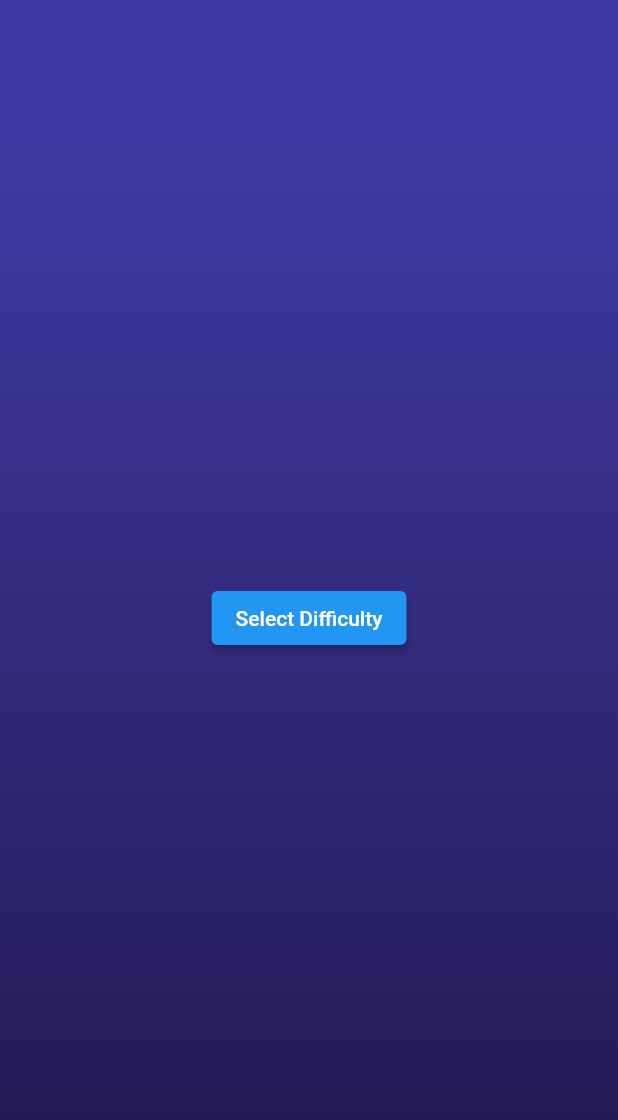
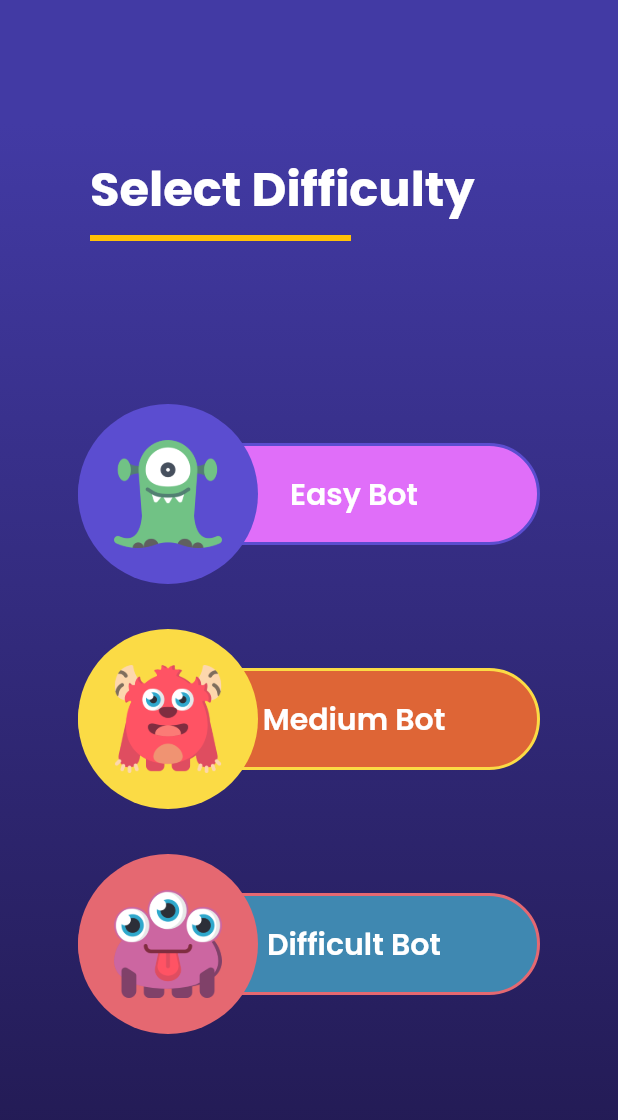
Before and after one commit to SatyamX64/Tic-Tac-Toe, a Flutter app: the DifficultyScreen screen opened by its route, on a phone screen of 412 x 824 dp. Shown: the top 1120 px of the screen. Run offline on Flutter 3.47's test engine with Material 2 defaults, Android fonts, the phone set to English and light mode, and no system bars; our stand-ins replace google_fonts.

Commit message:
[UI] : added difficulty screen

```diff
--- /dev/null
+++ b/lib/src/presentation/difficulty/difficulty_option.dart
@@ -0,0 +1,68 @@
+part of 'sc_difficulty.dart';
+
+class _DifficultyOption extends StatelessWidget {
+  const _DifficultyOption({
+    required this.image,
+    required this.title,
+    required this.primary,
+    required this.secondary,
+    Key? key,
+  }) : super(key: key);
+
+  final ImageProvider image;
+  final String title;
+  final Color primary;
+  final Color secondary;
+  @override
+  Widget build(BuildContext context) {
+    return SizedBox(
+      height: 120,
+      width: double.maxFinite,
+      child: Stack(
+        children: [
+          Align(
+            alignment: Alignment.center,
+            child: Container(
+              height: 68,
+              width: double.maxFinite,
+              margin: const EdgeInsets.symmetric(horizontal: 52),
+              decoration: BoxDecoration(
+                  color: secondary,
+                  borderRadius: BorderRadius.circular(72),
+                  border: Border.all(color: primary, width: 2)),
+              child: ElevatedButton(
+                onPressed: () {},
+                style: ElevatedButton.styleFrom(
+                  primary: Colors.transparent,
+                  shadowColor: Colors.transparent,
+                  shape: RoundedRectangleBorder(
+                    borderRadius: BorderRadius.circular(72),
+                  ),
+                  padding: const EdgeInsets.only(left: 60),
+                ),
+                child: Text(
+                  title,
+                  style: GoogleFonts.poppins(
+                      fontSize: 20, fontWeight: FontWeight.w600),
+                  textAlign: TextAlign.right,
+                ),
+              ),
+            ),
+          ),
+          Positioned(
+            left: 52,
+            child: Container(
+              decoration: BoxDecoration(shape: BoxShape.circle, color: primary),
+              height: 120,
+              width: 120,
+              padding: const EdgeInsets.all(24),
+              child: Image(
+                image: image,
+              ),
+            ),
+          ),
+        ],
+      ),
+    );
+  }
+}
--- a/lib/src/presentation/difficulty/sc_difficulty.dart
+++ b/lib/src/presentation/difficulty/sc_difficulty.dart
@@ -1,6 +1,9 @@
 import 'package:flutter/material.dart';
-import 'package:tic_tac_toe/src/presentation/game/sc_game.dart';
+import 'package:google_fonts/google_fonts.dart';
+import 'package:tic_tac_toe/gen/assets.gen.dart';
 import 'package:tic_tac_toe/src/presentation/shared/gradient_scaffold.dart';
+
+part 'difficulty_option.dart';
 
 class DifficultyScreen extends StatelessWidget {
   const DifficultyScreen({Key? key}) : super(key: key);
@@ -10,11 +13,59 @@ class DifficultyScreen extends StatelessWidget {
   Widget build(BuildContext context) {
     return GradientScaffold(
       body: Center(
-        child: ElevatedButton(
-          onPressed: () {
-            Navigator.of(context).pushReplacementNamed(GameScreen.route);
-          },
-          child: const Text('Select Difficulty'),
+        child: Column(
+          children: [
+            Expanded(
+              flex: 2,
+              child: Container(
+                alignment: Alignment.centerLeft,
+                padding: const EdgeInsets.only(left: 60),
+                child: Column(
+                  mainAxisSize: MainAxisSize.min,
+                  crossAxisAlignment: CrossAxisAlignment.start,
+                  children: [
+                    Text(
+                      'Select Difficulty',
+                      style: GoogleFonts.poppins(
+                          fontWeight: FontWeight.w700, fontSize: 32),
+                    ),
+                    const SizedBox(
+                      width: 174,
+                      child: Divider(
+                        color: Colors.amber,
+                        thickness: 4,
+                      ),
+                    ),
+                  ],
+                ),
+              ),
+            ),
+            _DifficultyOption(
+              secondary: const Color(0xFFE06EF9),
+              primary: const Color(0xFF5B4DD0),
+              title: 'Easy Bot',
+              image: Assets.images.easy,
+            ),
+            const SizedBox(
+              height: 30,
+            ),
+            _DifficultyOption(
+              secondary: const Color(0xFFDE6536),
+              primary: const Color(0xFFFBDB45),
+              title: 'Medium Bot',
+              image: Assets.images.medium,
+            ),
+            const SizedBox(
+              height: 30,
+            ),
+            _DifficultyOption(
+              secondary: const Color(0xFF3F88B1),
+              primary: const Color(0xFFE56871),
+              title: 'Difficult Bot',
+              image: Assets.images.hard,
+            ),
+            const Spacer(),
+          ],
         ),
       ),
     );
--- a/pubspec.yaml
+++ b/pubspec.yaml
@@ -28,6 +28,9 @@ flutter:
 
   uses-material-design: true
 
+  assets:
+    - assets/images/
+
   fonts:
     - family: Amity
       fonts:
```
Also changed, not shown: lib/gen/assets.gen.dart (added, +76 -0 lines), assets/images/easy.png (added), assets/images/hard.png (added), assets/images/medium.png (added).
